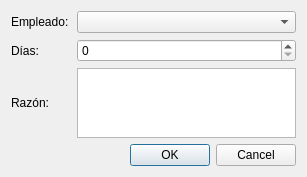
The window that windows/AdmDaysDialog.ui (santichialvo/holidaysAdministrator) describes before a commit, drawn with Qt 5.
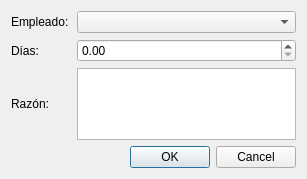
The same window after the commit. Icons and pictures are not drawn.

Diff of the .ui file:
```diff
--- a/windows/AdmDaysDialog.ui
+++ b/windows/AdmDaysDialog.ui
@@ -7,7 +7,7 @@
     <x>0</x>
     <y>0</y>
     <width>307</width>
-    <height>176</height>
+    <height>179</height>
    </rect>
   </property>
   <property name="windowTitle">
@@ -83,9 +83,6 @@
    <item row="1" column="4">
     <widget class="QComboBox" name="employee_comboBox"/>
    </item>
-   <item row="2" column="4">
-    <widget class="QSpinBox" name="days_spinBox"/>
-   </item>
    <item row="3" column="4">
     <widget class="QPlainTextEdit" name="razon_plainTextEdit"/>
    </item>
@@ -96,6 +93,13 @@
      </property>
     </widget>
    </item>
+   <item row="2" column="4">
+    <widget class="QDoubleSpinBox" name="days_doubleSpinBox">
+     <property name="singleStep">
+      <double>0.500000000000000</double>
+     </property>
+    </widget>
+   </item>
   </layout>
  </widget>
  <resources>
```
